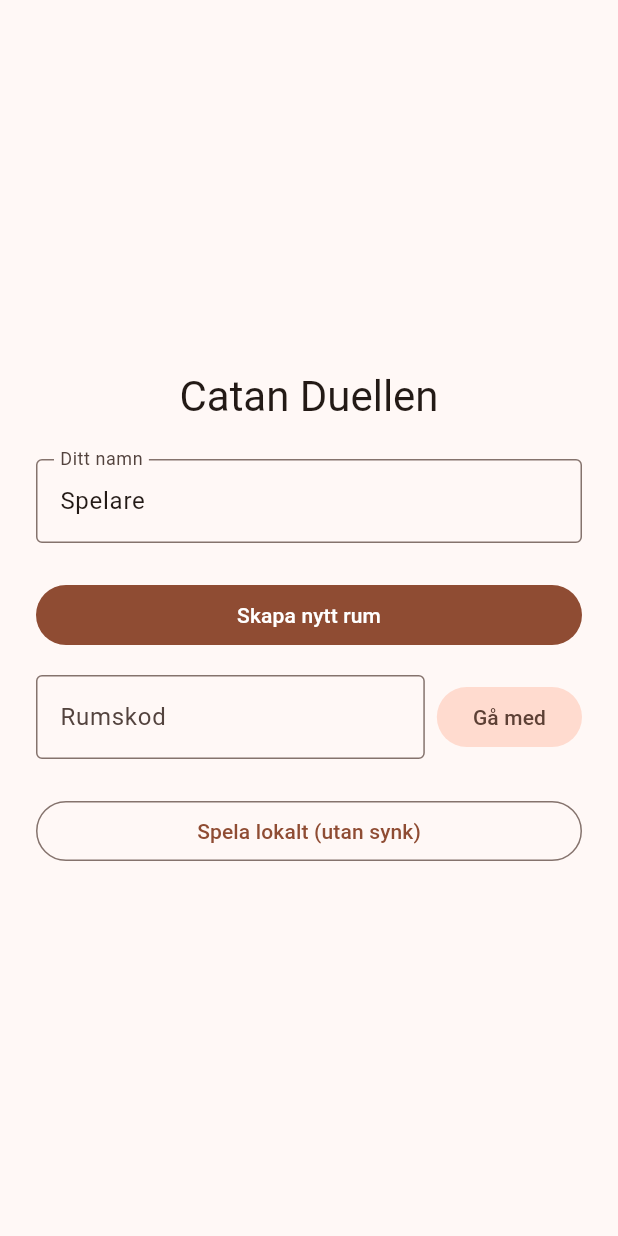
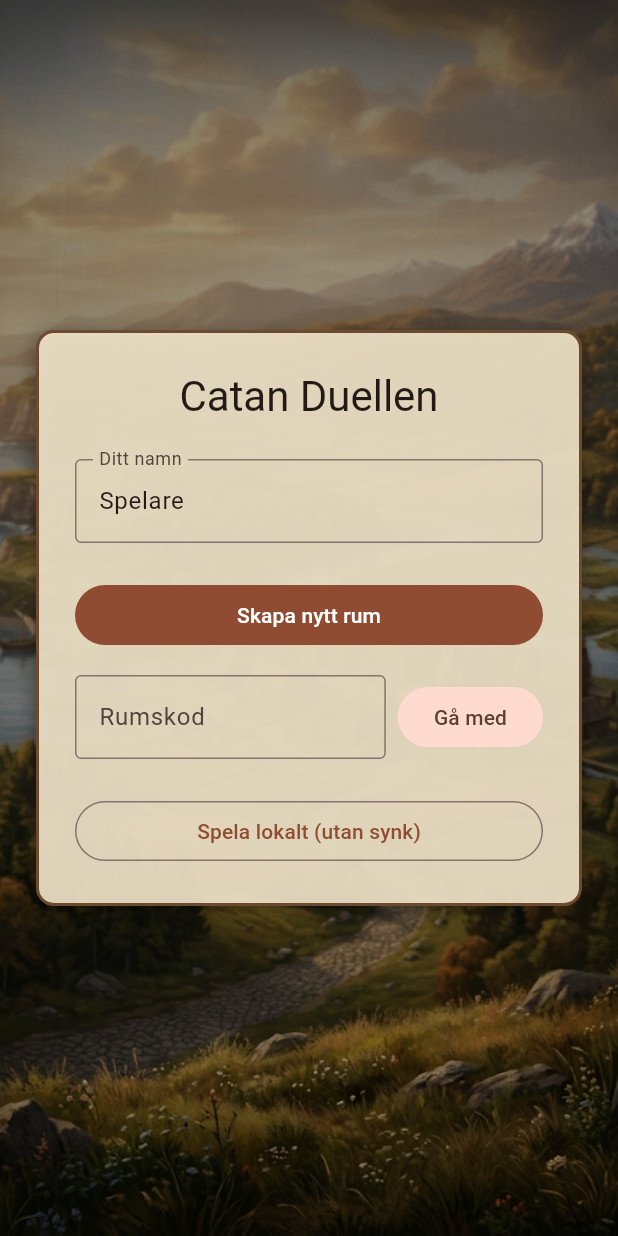
Before and after one commit to KKandenas/CatanRivals, a Flutter app: the screen it shows after launch, on a phone screen of 412 x 824 dp. Run offline on Flutter 3.47's test engine with Material 3 defaults, Android fonts, the phone set to English and light mode, and no system bars; our stand-ins replace firebase_core, firebase_database, flutter_riverpod; accounts and stored records are empty.

Commit message:
Lägg till startskärmens bakgrundsbild
Använder den bild spelaren skickade (utsikt över en dalgång med by,
kust och berg) som bakgrund på lobbyskärmen, med en halvgenomskinlig
pergamentpanel bakom formuläret så texten fortfarande syns tydligt.

```diff
--- a/lib/ui/screens/lobby_screen.dart
+++ b/lib/ui/screens/lobby_screen.dart
@@ -2,6 +2,8 @@ import 'package:flutter/material.dart';
 import 'package:flutter_riverpod/flutter_riverpod.dart';
 
 import '../../state/game_notifier.dart';
+import '../theme/catan_assets.dart';
+import '../theme/catan_colors.dart';
 import 'game_board_screen.dart';
 
 /// Startskärmen: skapa ett rum, gå med i ett rum via kod, eller spela
@@ -79,12 +81,29 @@ class _LobbyScreenState extends ConsumerState<LobbyScreen> {
   @override
   Widget build(BuildContext context) {
     return Scaffold(
-      body: SafeArea(
+      body: Stack(
+        fit: StackFit.expand,
+        children: [
+          Image.asset(CatanAssets.lobbyBackground, fit: BoxFit.cover),
+          // Mörk slöja över bakgrunden så vit text/knappar syns tydligt
+          // ovanpå bilden, oavsett hur ljus den är där de hamnar.
+          Container(color: Colors.black.withValues(alpha: 0.35)),
+          SafeArea(
             child: Center(
               child: ConstrainedBox(
                 constraints: const BoxConstraints(maxWidth: 420),
                 child: SingleChildScrollView(
                   padding: const EdgeInsets.all(24),
+                  child: Container(
+                    padding: const EdgeInsets.all(24),
+                    decoration: BoxDecoration(
+                      color: CatanColors.parchment.withValues(alpha: 0.92),
+                      borderRadius: BorderRadius.circular(12),
+                      border: Border.all(color: CatanColors.woodFrame, width: 2),
+                      boxShadow: const [
+                        BoxShadow(color: Colors.black45, blurRadius: 12, offset: Offset(0, 4)),
+                      ],
+                    ),
                     child: Column(
                       mainAxisSize: MainAxisSize.min,
                       crossAxisAlignment: CrossAxisAlignment.stretch,
@@ -136,6 +155,9 @@ class _LobbyScreenState extends ConsumerState<LobbyScreen> {
                 ),
               ),
             ),
+          ),
+        ],
+      ),
     );
   }
 }
--- a/lib/ui/theme/catan_assets.dart
+++ b/lib/ui/theme/catan_assets.dart
@@ -11,6 +11,9 @@ class CatanAssets {
   static const String _backs = 'assets/images/cards/backs';
   static const String _locations = 'assets/images/cards/locations';
   static const String _icons = 'assets/images/cards/icons';
+  static const String _ui = 'assets/images/ui';
+
+  static const String lobbyBackground = '$_ui/lobby_background.png';
 
   /// Landskapsfoto för en resurstyp, t.ex. ResourceType.wool -> wool.png.
   static String resourcePhoto(ResourceType type) => '$_resources/${type.name}.png';
--- a/pubspec.yaml
+++ b/pubspec.yaml
@@ -38,3 +38,4 @@ flutter:
     - assets/images/cards/actions/
     - assets/images/cards/dioramas/
     - assets/images/cards/icons/
+    - assets/images/ui/
```
Also changed, not shown: assets/images/ui/lobby_background.png (added). Lines whose indentation alone changed are shown as unchanged.
